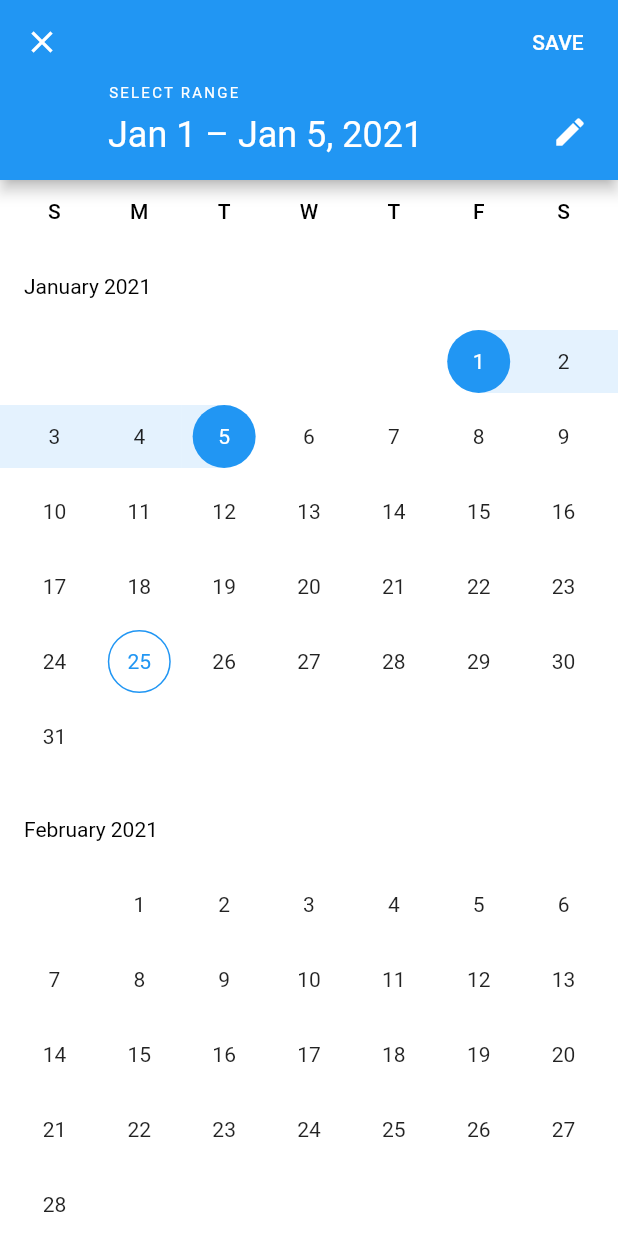
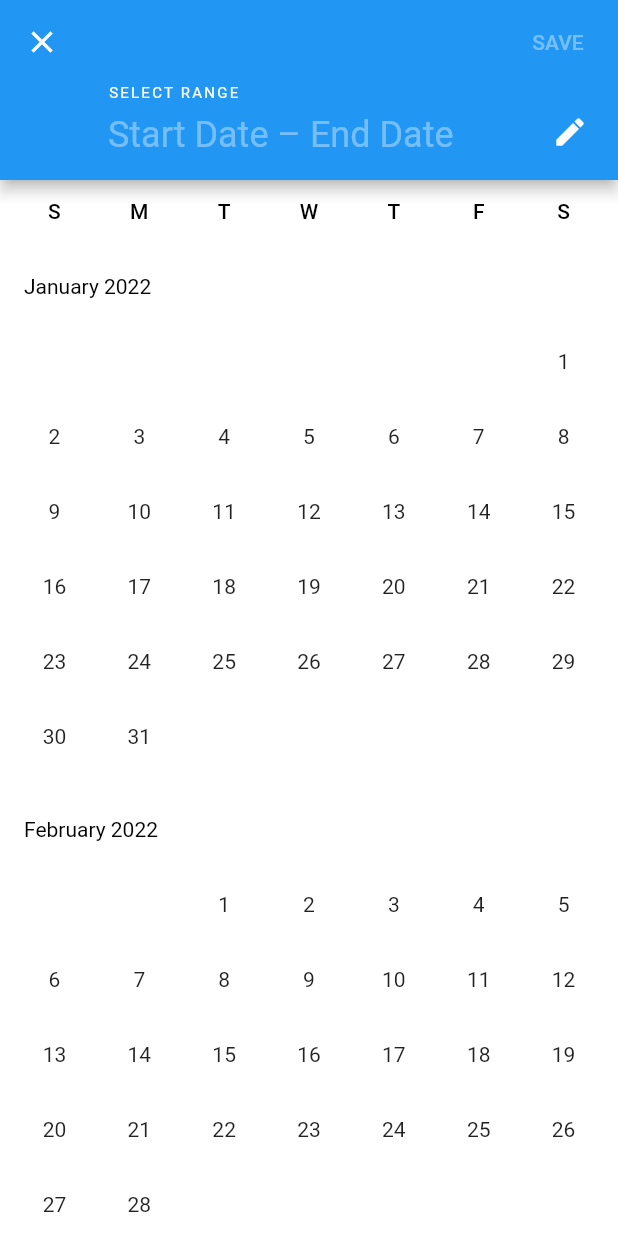
Before and after one commit to teddyjune/date_picker, a Flutter app: the screen it shows after launch, after a tap on "Open Date Range Picker", on a phone screen of 412 x 824 dp. Run offline on Flutter 3.47's test engine with Material 2 defaults, Android fonts, the phone set to English and light mode, and no system bars.

Commit message:
feat: on pressed 부분에 rangepicker 추가

```diff
--- a/lib/range_picker.dart
+++ b/lib/range_picker.dart
@@ -32,9 +32,9 @@ class _MyStatefulWidgetState extends State<MyStatefulWidget>
   @override
   String? get restorationId => widget.restorationId;
 
-  final RestorableDateTimeN _startDate = RestorableDateTimeN(DateTime(2021));
+  final RestorableDateTimeN _startDate = RestorableDateTimeN(DateTime(2022));
   final RestorableDateTimeN _endDate =
-      RestorableDateTimeN(DateTime(2021, 1, 5));
+      RestorableDateTimeN(DateTime(2023, 12, 05));
   late final RestorableRouteFuture<DateTimeRange?>
       _restorableDateRangePickerRouteFuture =
       RestorableRouteFuture<DateTimeRange?>(
@@ -76,9 +76,9 @@ class _MyStatefulWidgetState extends State<MyStatefulWidget>
           restorationId: 'date_picker_dialog',
           initialDateRange:
               _initialDateTimeRange(arguments! as Map<dynamic, dynamic>),
-          firstDate: DateTime(2021),
-          currentDate: DateTime(2021, 1, 25),
-          lastDate: DateTime(2022),
+          firstDate: DateTime(2022),
+          currentDate: DateTime.now(),
+          lastDate: DateTime(2023),
         );
       },
     );
@@ -104,7 +104,10 @@ class _MyStatefulWidgetState extends State<MyStatefulWidget>
       body: Center(
         child: OutlinedButton(
           onPressed: () {
-            _restorableDateRangePickerRouteFuture.present();
+            showDateRangePicker(
+                context: context,
+                firstDate: DateTime(2022),
+                lastDate: DateTime(2023));
           },
           child: const Text('Open Date Range Picker'),
         ),
```
